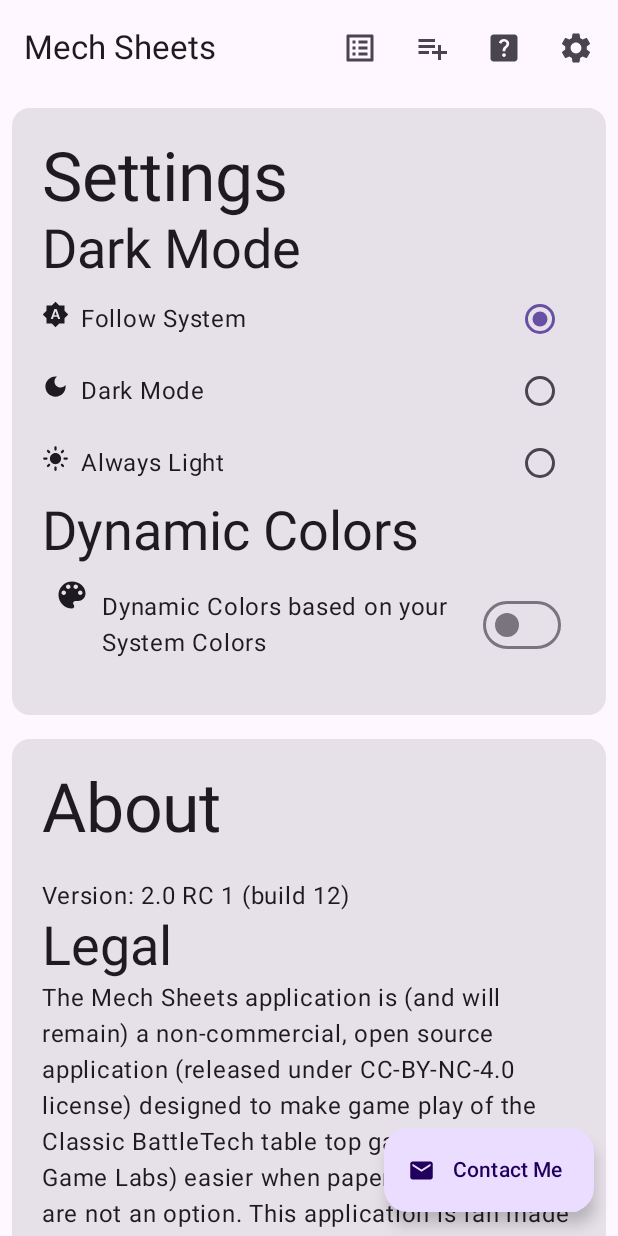
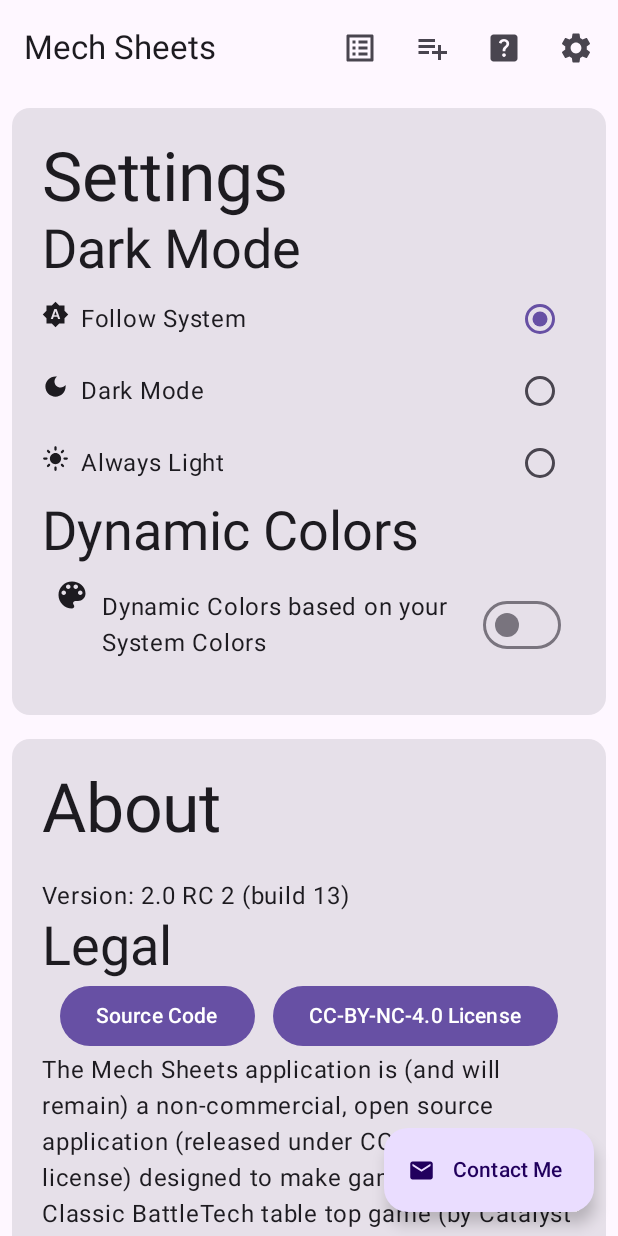
Before and after one commit to Terence-D/MechSheets, an Android app built with Jetpack Compose: the screen it shows after launch (MainActivity), after a tap on "Options", on a phone screen of 412 x 824 dp. Run offline under Robolectric (Android 15) with nearby library versions, the phone set to English and light mode, and no system bars; our stand-ins replace window size class; 3 other taps on this screen came first.

Commit message:
changed About order

```diff
--- a/app/build.gradle
+++ b/app/build.gradle
@@ -11,8 +11,8 @@ android {
         applicationId "ca.coffeeshopstudio.meksheets"
         minSdk 21
         targetSdk 33
-        versionCode 12
-        versionName "2.0 RC 1"
+        versionCode 13
+        versionName "2.0 RC 2"
 
         testInstrumentationRunner "androidx.test.runner.AndroidJUnitRunner"
         vectorDrawables {
--- a/app/src/main/java/ca/coffeeshopstudio/meksheets/ui/composables/AboutCard.kt
+++ b/app/src/main/java/ca/coffeeshopstudio/meksheets/ui/composables/AboutCard.kt
@@ -1,9 +1,7 @@
 package ca.coffeeshopstudio.meksheets.ui.composables
 
 import androidx.compose.foundation.layout.*
-import androidx.compose.material3.Button
-import androidx.compose.material3.Card
-import androidx.compose.material3.Text
+import androidx.compose.material3.*
 import androidx.compose.runtime.Composable
 import androidx.compose.ui.Alignment
 import androidx.compose.ui.Modifier
@@ -39,21 +37,6 @@ fun AboutCard(modifier: Modifier = Modifier) {
                 )
             )
             SettingsSubTitle(stringResource(id = R.string.legal))
-            Text(stringResource(id = R.string.legal_contents_a), modifier = Modifier)
-            Column(
-                modifier = Modifier.fillMaxWidth().fillMaxHeight(),
-                verticalArrangement = Arrangement.Center,
-                horizontalAlignment = Alignment.CenterHorizontally
-            ) {
-                Button(
-                    onClick = {
-                        uriHandler.openUri(urlCatalyst)
-                    },
-                ) {
-                    Text(stringResource(id = R.string.catalyst), modifier = Modifier)
-                }
-            }
-            Text(stringResource(id = R.string.legal_contents_b), modifier = Modifier)
             Row(
                 horizontalArrangement = Arrangement.SpaceEvenly,
                 modifier = Modifier.fillMaxWidth()
@@ -69,7 +52,23 @@ fun AboutCard(modifier: Modifier = Modifier) {
                     Text(stringResource(id = R.string.cc_by_nc_4), modifier = Modifier)
                 }
             }
-
+            Text(stringResource(id = R.string.legal_contents_a), modifier = Modifier)
+            Divider(color = MaterialTheme.colorScheme.tertiary, thickness = 4.dp)
+            Column(
+                modifier = Modifier.fillMaxWidth().fillMaxHeight(),
+                verticalArrangement = Arrangement.Center,
+                horizontalAlignment = Alignment.CenterHorizontally
+            ) {
+                Button(
+                    onClick = {
+                        uriHandler.openUri(urlCatalyst)
+                    },
+                ) {
+                    Text(stringResource(id = R.string.catalyst), modifier = Modifier)
+                }
+            }
+            Text(stringResource(id = R.string.legal_contents_b), modifier = Modifier)
+            Text(stringResource(id = R.string.legal_contents_a), modifier = Modifier)
             SettingsSubTitle(stringResource(id = R.string.libraries))
             Text(stringResource(id = R.string.legal_gson), modifier = Modifier)
             Row(
```
